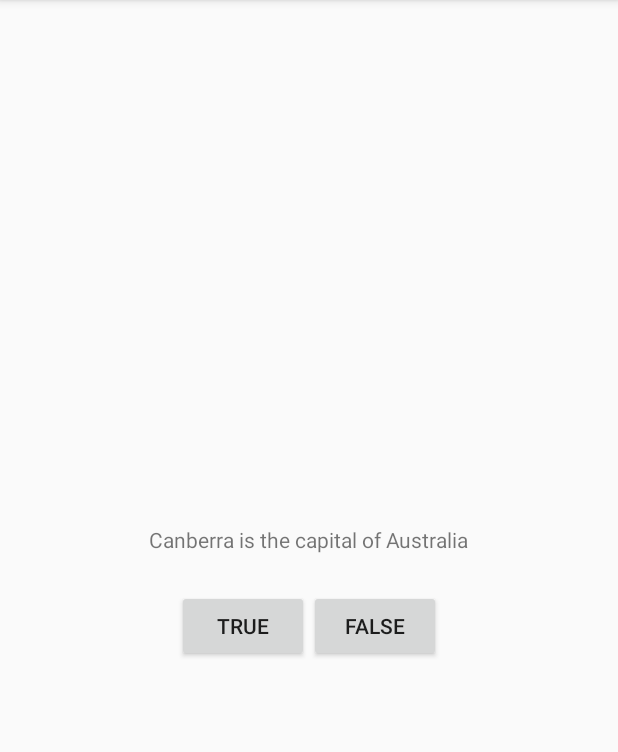
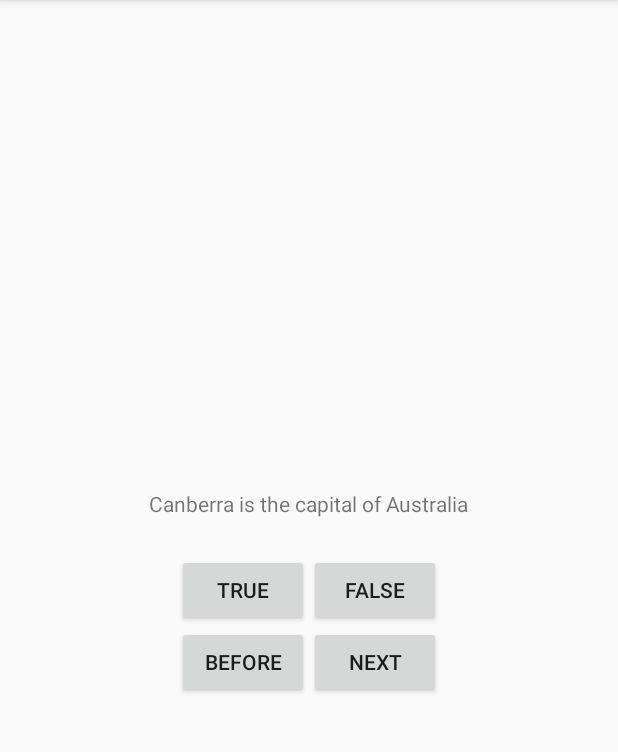
Before and after one commit to Frankie97Liu/GeoQuiz, an Android app: the screen it shows after launch (MainActivity), after a tap on "TRUE", on a phone screen of 412 x 824 dp, the part 84-836 px from its top. Run offline under Robolectric (Android 15) with nearby library versions, the phone set to English and light mode, and no system bars.

Commit message:
MVC设计模式

```diff
--- a/app/src/main/java/com/example/geoquiz/MainActivity.java
+++ b/app/src/main/java/com/example/geoquiz/MainActivity.java
@@ -6,26 +6,47 @@ import android.os.Bundle;
 import android.view.Gravity;
 import android.view.View;
 import android.widget.Button;
+import android.widget.TextView;
 import android.widget.Toast;
 
 public class MainActivity extends AppCompatActivity {
 
     private Button mTrueButton;
     private Button mFalseButton;
+    private Button mPreButton;
+    private Button mNextButton;
+
+    private Question[] mQuestions = new Question[]{
+            new Question(R.string.question_australia,true),
+            new Question(R.string.question_oceans,true),
+            new Question(R.string.question_mideast,false),
+            new Question(R.string.question_africa,false),
+            new Question(R.string.question_americas,true),
+            new Question(R.string.question_asia,true)
+
+    };
+
+    private int mCurrentIndex = 0;
+
+    private TextView mQuestionText;
 
     @Override
     protected void onCreate(Bundle savedInstanceState) {
         super.onCreate(savedInstanceState);
         setContentView(R.layout.activity_main);
 
+        mQuestionText = findViewById(R.id.question_text_view);
+        //获取当前信息问题的序号
+        //int question = mQuestions[mCurrentIndex].getTextResId();
+        //mQuestionText.setText(question);
+        updateQuestion();
+
+
         mTrueButton = findViewById(R.id.true_button);
         mTrueButton.setOnClickListener(new View.OnClickListener() {
             @Override
             public void onClick(View view) {
-                //初始化Toast
-               Toast mToast = Toast.makeText(getApplicationContext(),R.string.true_button,Toast.LENGTH_SHORT);
-               mToast.setGravity(Gravity.TOP,0,200);
-               mToast.show();
+               checkQuestion(true);
             }
         });
 
@@ -33,8 +54,61 @@ public class MainActivity extends AppCompatActivity {
         mFalseButton.setOnClickListener(new View.OnClickListener() {
             @Override
             public void onClick(View view) {
-                Toast.makeText(MainActivity.this, R.string.incorrect_toast, Toast.LENGTH_SHORT).show();
+                checkQuestion(false);
+            }
+        });
+
+        mPreButton = findViewById(R.id.pre_button);
+        mPreButton.setOnClickListener(new View.OnClickListener() {
+            @Override
+            public void onClick(View view) {
+                if (mCurrentIndex>0){
+                    mCurrentIndex = (mCurrentIndex - 1) % mQuestions.length;
+                }else if (mCurrentIndex == 0){
+                    mCurrentIndex = mQuestions.length-1;
+                }
+                updateQuestion();
+            }
+        });
+
+        mNextButton = findViewById(R.id.next_button);
+        mNextButton.setOnClickListener(new View.OnClickListener() {
+            @Override
+            public void onClick(View view) {
+                mCurrentIndex = (mCurrentIndex + 1) % mQuestions.length;
+                //int question = mQuestions[mCurrentIndex].getTextResId();
+                //mQuestionText.setText(question);
+                updateQuestion();
             }
         });
     }
+
+    /**
+     * 使用updateQuestion封装公共代码
+     */
+    private void updateQuestion(){
+        int question = mQuestions[mCurrentIndex].getTextResId();
+        mQuestionText.setText(question);
+    }
+
+    /**
+     * 使用checkQuestion检查答案的正确性
+     */
+    private void checkQuestion(boolean userPressedTrue){
+        boolean answerIsTrue = mQuestions[mCurrentIndex].isAnswerTrue();
+
+        int messageResId = 0;
+
+        if (userPressedTrue == answerIsTrue){
+            messageResId = R.string.correct_toast;
+
+        }else {
+            messageResId = R.string.incorrect_toast;
+        }
+
+        Toast mToast = Toast.makeText(getApplicationContext(),messageResId,Toast.LENGTH_SHORT);
+        //设置Toast的重力值
+        mToast.setGravity(Gravity.TOP,0,200);
+        mToast.show();
+    }
 }
--- /dev/null
+++ b/app/src/main/java/com/example/geoquiz/Question.java
@@ -0,0 +1,28 @@
+package com.example.geoquiz;
+
+public class Question {
+
+    private int mTextResId;
+    private boolean mAnswerTrue;
+
+    public Question(int textResId,boolean answerTrue){
+        mTextResId = textResId;
+        mAnswerTrue = answerTrue;
+    }
+
+    public int getTextResId() {
+        return mTextResId;
+    }
+
+    public void setTextResId(int textResId) {
+        mTextResId = textResId;
+    }
+
+    public boolean isAnswerTrue() {
+        return mAnswerTrue;
+    }
+
+    public void setAnswerTrue(boolean answerTrue) {
+        mAnswerTrue = answerTrue;
+    }
+}
--- a/app/src/main/res/layout/activity_main.xml
+++ b/app/src/main/res/layout/activity_main.xml
@@ -7,10 +7,10 @@
     android:gravity="center">
 
     <TextView
+        android:id="@+id/question_text_view"
         android:layout_width="wrap_content"
         android:layout_height="wrap_content"
-        android:padding="24dp"
-        android:text="@string/question_text">
+        android:padding="24dp">
     </TextView>
     <LinearLayout
         android:orientation="horizontal"
@@ -28,6 +28,23 @@
             android:layout_width="wrap_content"
             android:layout_height="wrap_content"
             android:text="@string/false_button"/>
+    </LinearLayout>
+    <LinearLayout
+        android:orientation="horizontal"
+        android:layout_width="wrap_content"
+        android:layout_height="wrap_content">
+
+        <Button
+            android:id="@+id/pre_button"
+            android:layout_width="wrap_content"
+            android:layout_height="wrap_content"
+            android:text="@string/before_button"/>
+
+        <Button
+            android:id="@+id/next_button"
+            android:layout_width="wrap_content"
+            android:layout_height="wrap_content"
+            android:text="@string/next_button"/>
 
     </LinearLayout>
 
--- a/app/src/main/res/values/strings.xml
+++ b/app/src/main/res/values/strings.xml
@@ -7,6 +7,11 @@
     <string name="before_button">Before</string>
     <string name="next_button">Next</string>
 
-    <string name="question_text">Canberra is the capital of Australia</string>
+    <string name="question_australia">Canberra is the capital of Australia</string>
+    <string name="question_oceans">The Pacific is the largest ocean on earth.</string>
+    <string name="question_mideast">The Suez Canal connects the Red Sea and the Indian Ocean.</string>
+    <string name="question_africa">The source of the Nile River is in Egypt.</string>
+    <string name="question_americas">The Amazon River is the longest river in the Americas.</string>
+    <string name="question_asia">Lake Baikal is the world\'s oldest and deepest freshwater lake. </string>
 
 </resources>
```
